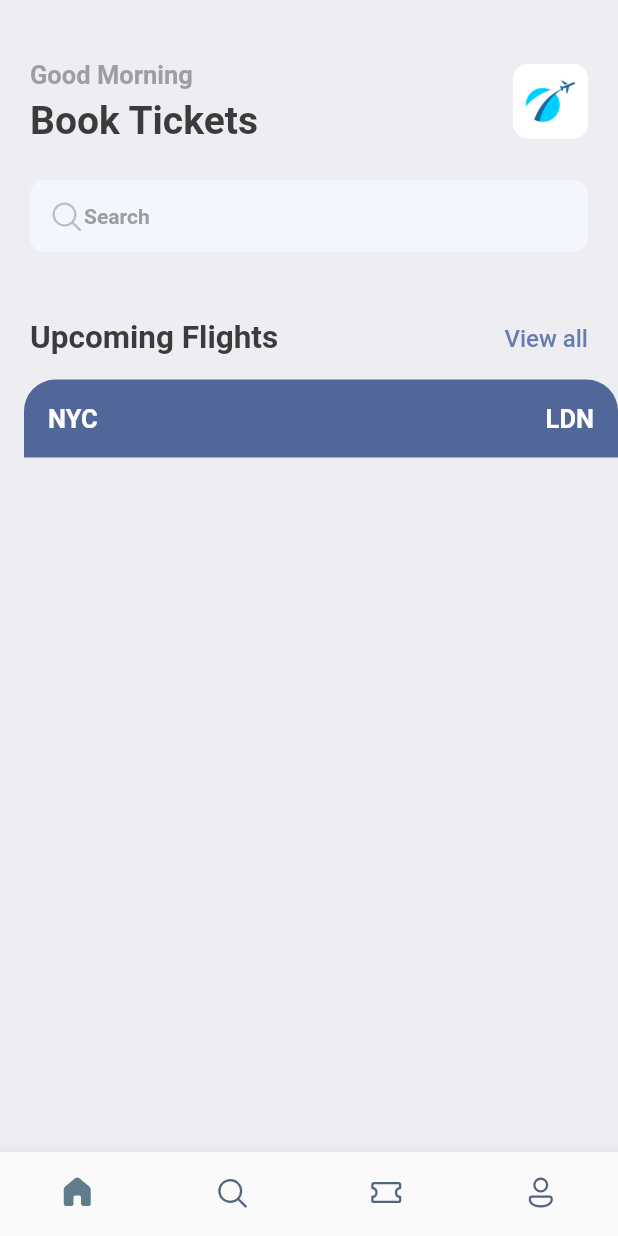
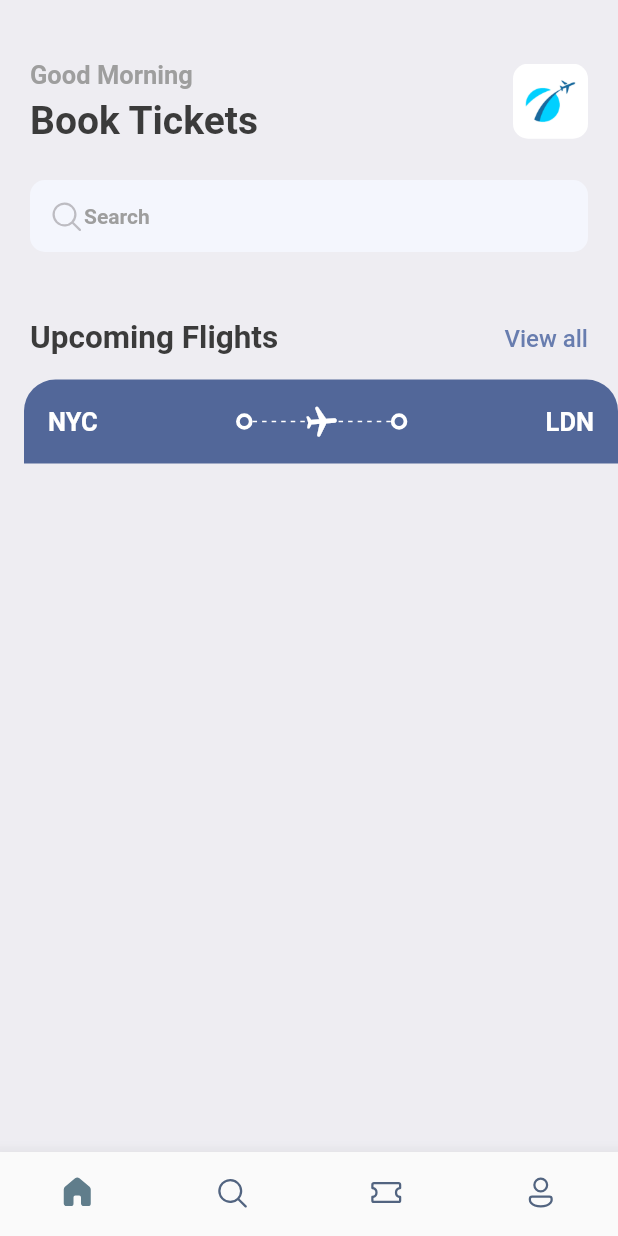
Before and after one commit to gnulitskaya/tickets-booking--app, a Flutter app: the screen it shows after launch, on a phone screen of 412 x 824 dp. Run offline on Flutter 3.47's test engine with Material 2 defaults, Android fonts, the phone set to English and light mode, and no system bars; our stand-ins replace fluentui_icons, gap.

Commit message:
add airplane part

```diff
--- a/lib/screens/ticket_view.dart
+++ b/lib/screens/ticket_view.dart
@@ -1,4 +1,5 @@
 import 'package:booktickets/utils/app_styles.dart';
+import 'package:booktickets/widgets/thick_container.dart';
 import 'package:flutter/cupertino.dart';
 import 'package:flutter/material.dart';
 import 'package:flutter/src/widgets/container.dart';
@@ -19,9 +20,9 @@ class TicketView extends StatelessWidget {
         margin: const EdgeInsets.only(left: 16),
         child: Column(children: [
           Container(
-            decoration: BoxDecoration(
-              color: const Color(0xFF526799),
-              borderRadius: const BorderRadius.only(
+            decoration: const BoxDecoration(
+              color: Color(0xFF526799),
+              borderRadius: BorderRadius.only(
                   topLeft: Radius.circular(21), topRight: Radius.circular(21)),
             ),
             padding: const EdgeInsets.all(16),
@@ -34,6 +35,43 @@ class TicketView extends StatelessWidget {
                       style:
                           Styles.headLineStyle3.copyWith(color: Colors.white),
                     ),
+                    const Spacer(),
+                    const ThickContainer(),
+                    Expanded(
+                        child: Stack(children: [
+                      SizedBox(
+                        height: 24,
+                        child: LayoutBuilder(
+                          builder: (BuildContext context,
+                              BoxConstraints constraints) {
+                            return Flex(
+                              direction: Axis.horizontal,
+                              mainAxisAlignment: MainAxisAlignment.spaceBetween,
+                              mainAxisSize: MainAxisSize.max,
+                              children: List.generate(
+                                  (constraints.constrainWidth() / 6).floor(),
+                                  (index) => SizedBox(
+                                        width: 3,
+                                        height: 1,
+                                        child: const DecoratedBox(
+                                            decoration: BoxDecoration(
+                                                color: Colors.white)),
+                                      )),
+                            );
+                          },
+                        ),
+                      ),
+                      Center(
+                        child: Transform.rotate(
+                          angle: 1.5,
+                          child: Icon(
+                            Icons.local_airport_rounded,
+                            color: Colors.white,
+                          ),
+                        ),
+                      ),
+                    ])),
+                    const ThickContainer(),
                     const Spacer(),
                     Text(
                       'LDN',
--- /dev/null
+++ b/lib/widgets/thick_container.dart
@@ -0,0 +1,17 @@
+import 'package:flutter/material.dart';
+import 'package:flutter/src/widgets/container.dart';
+import 'package:flutter/src/widgets/framework.dart';
+
+class ThickContainer extends StatelessWidget {
+  const ThickContainer({super.key});
+
+  @override
+  Widget build(BuildContext context) {
+    return Container(
+      padding: const EdgeInsets.all(3.0),
+      decoration: BoxDecoration(
+          borderRadius: BorderRadius.circular(20),
+          border: Border.all(width: 2.5, color: Colors.white)),
+    );
+  }
+}
```
